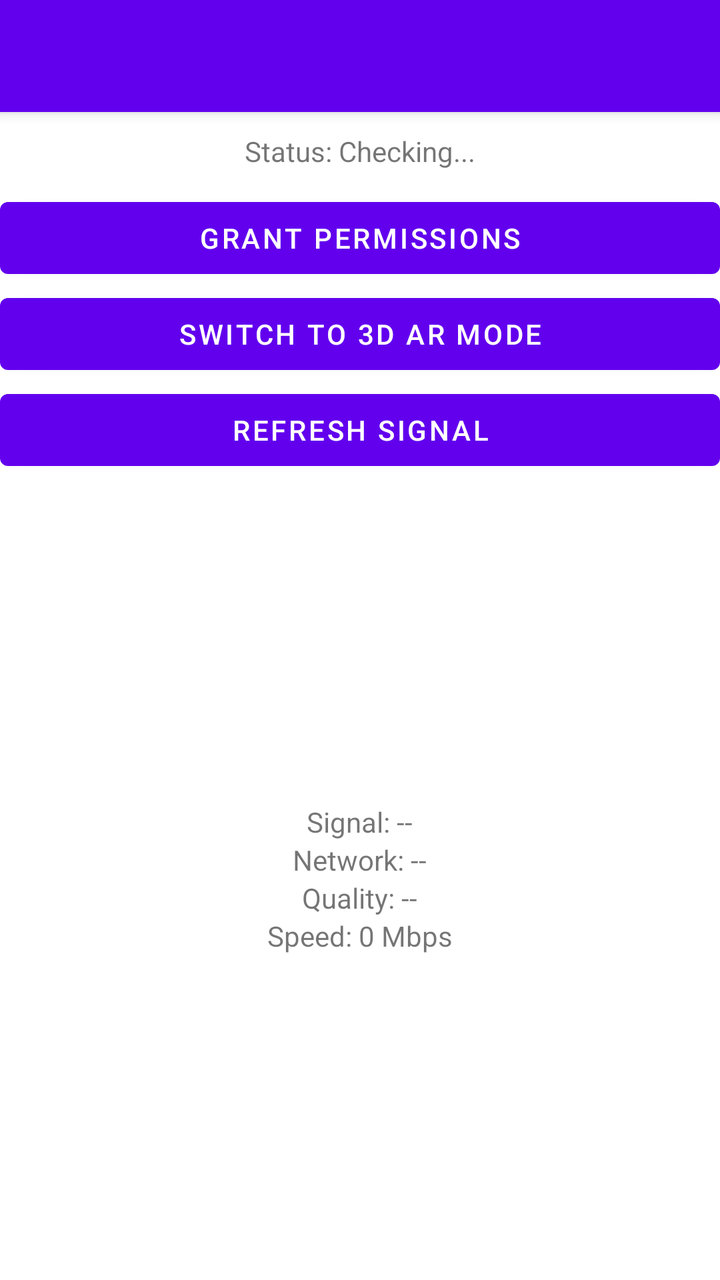
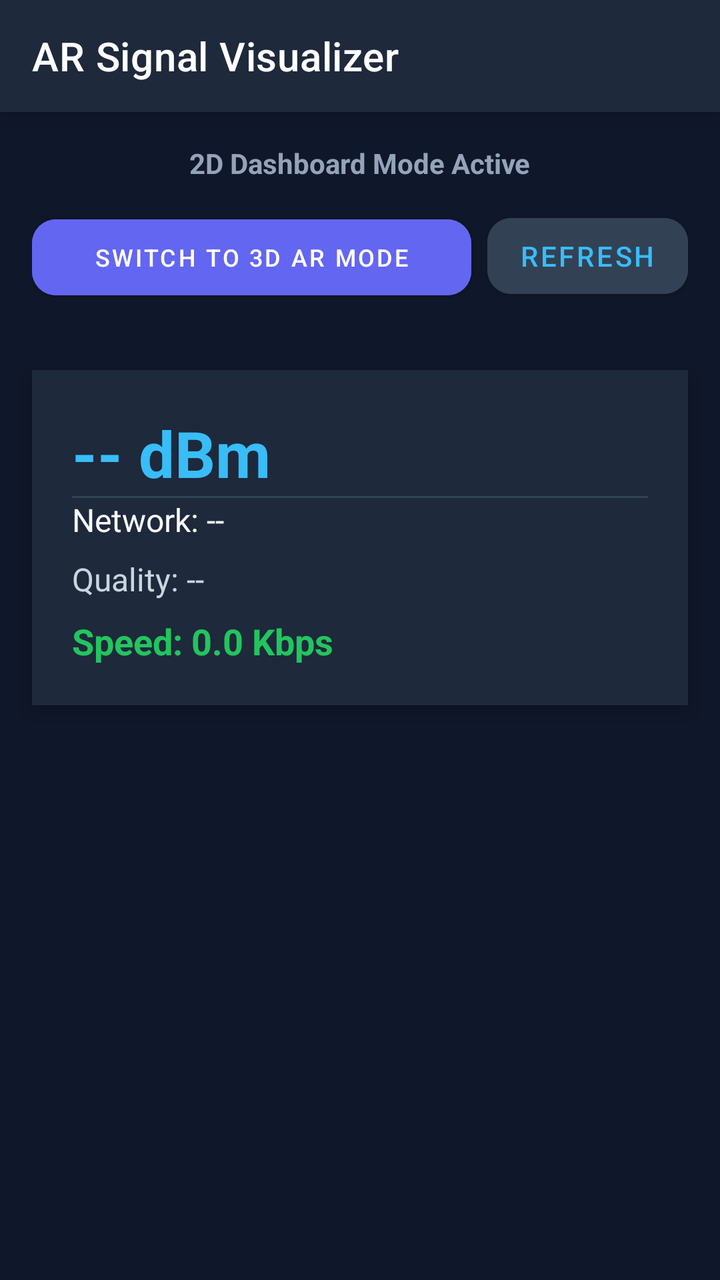

Two renders of the same Android screen: before a commit and after it. Below are the layout's source before the change and the commit's diff.
<!-- AndroidManifest.xml: application theme Theme.MaterialComponents.DayNight.NoActionBar -->
<!-- res/layout/activity_main.xml -->
<?xml version="1.0" encoding="utf-8"?>
<LinearLayout xmlns:android="http://schemas.android.com/apk/res/android"
    android:layout_width="match_parent"
    android:layout_height="match_parent"
    android:orientation="vertical">

    <androidx.appcompat.widget.Toolbar
        android:id="@+id/toolbar"
        android:layout_width="match_parent"
        android:layout_height="?attr/actionBarSize"
        android:background="?attr/colorPrimary"
        android:elevation="4dp" />

    
    <TextView
        android:id="@+id/statusText"
        android:layout_width="match_parent"
        android:layout_height="wrap_content"
        android:padding="10dp"
        android:text="Status: Checking..."
        android:textAlignment="center" />

    <Button
        android:id="@+id/permissionButton"
        android:layout_width="match_parent"
        android:layout_height="wrap_content"
        android:text="Grant Permissions" />

    <Button
        android:id="@+id/modeSwitchButton"
        android:layout_width="match_parent"
        android:layout_height="wrap_content"
        android:text="SWITCH TO 3D AR MODE" />

    <Button
        android:id="@+id/refreshButton"
        android:layout_width="match_parent"
        android:layout_height="wrap_content"
        android:text="Refresh Signal" />

    
    <LinearLayout
        android:id="@+id/container2D"
        android:layout_width="match_parent"
        android:layout_height="match_parent"
        android:orientation="vertical"
        android:gravity="center">
        
        <TextView android:id="@+id/signalText2D" android:layout_width="wrap_content" android:layout_height="wrap_content" android:text="Signal: --" />
        <TextView android:id="@+id/networkText2D" android:layout_width="wrap_content" android:layout_height="wrap_content" android:text="Network: --" />
        <TextView android:id="@+id/qualityText2D" android:layout_width="wrap_content" android:layout_height="wrap_content" android:text="Quality: --" />
        <TextView android:id="@+id/speedText2D" android:layout_width="wrap_content" android:layout_height="wrap_content" android:text="Speed: 0 Mbps" />
    </LinearLayout>

    
    <FrameLayout
        android:id="@+id/arContainer"
        android:layout_width="match_parent"
        android:layout_height="match_parent"
        android:visibility="gone">

        
        <LinearLayout
            android:id="@+id/arOverlayCard"
            android:layout_width="wrap_content"
            android:layout_height="wrap_content"
            android:orientation="vertical"
            android:background="#AA000000"
            android:padding="16dp"
            android:layout_gravity="center">
            
            <TextView android:id="@+id/signalText" android:layout_width="wrap_content" android:layout_height="wrap_content" android:textColor="#FFFFFF" android:text="Signal: --" />
            <TextView android:id="@+id/networkText" android:layout_width="wrap_content" android:layout_height="wrap_content" android:textColor="#FFFFFF" android:text="Network: --" />
            <TextView android:id="@+id/qualityText" android:layout_width="wrap_content" android:layout_height="wrap_content" android:textColor="#FFFFFF" android:text="Quality: --" />
            <TextView android:id="@+id/speedText" android:layout_width="wrap_content" android:layout_height="wrap_content" android:textColor="#FFFFFF" android:text="Speed: 0 Mbps" />
        </LinearLayout>
    </FrameLayout>

</LinearLayout>
<!-- resources referenced by this layout -->
<resources>

</resources>

<!-- the commit's change to res/layout/activity_main.xml (unified diff, before → after) -->
@@ -1,55 +1,131 @@
 <?xml version="1.0" encoding="utf-8"?>
-<LinearLayout xmlns:android="http://schemas.android.com/apk/res/android"
+<RelativeLayout xmlns:android="http://schemas.android.com/apk/res/android"
+    xmlns:app="http://schemas.android.com/apk/res-auto"
     android:layout_width="match_parent"
     android:layout_height="match_parent"
-    android:orientation="vertical">
+    android:background="#0F172A"> 
 
+    
     <androidx.appcompat.widget.Toolbar
         android:id="@+id/toolbar"
         android:layout_width="match_parent"
         android:layout_height="?attr/actionBarSize"
-        android:background="?attr/colorPrimary"
-        android:elevation="4dp" />
+        android:background="#1E293B"
+        android:elevation="8dp"
+        app:title="AR Signal Visualizer"
+        app:titleTextColor="#FFFFFF" />
 
     
-    <TextView
-        android:id="@+id/statusText"
+    <LinearLayout
+        android:id="@+id/controlHeader"
         android:layout_width="match_parent"
         android:layout_height="wrap_content"
-        android:padding="10dp"
-        android:text="Status: Checking..."
-        android:textAlignment="center" />
+        android:layout_below="@id/toolbar"
+        android:orientation="vertical"
+        android:padding="16dp">
 
-    <Button
-        android:id="@+id/permissionButton"
-        android:layout_width="match_parent"
-        android:layout_height="wrap_content"
-        android:text="Grant Permissions" />
+        <TextView
+            android:id="@+id/statusText"
+            android:layout_width="wrap_content"
+            android:layout_height="wrap_content"
+            android:layout_gravity="center"
+            android:text="2D Dashboard Mode Active"
+            android:textColor="#94A3B8"
+            android:textSize="14sp"
+            android:textStyle="bold" />
 
-    <Button
-        android:id="@+id/modeSwitchButton"
-        android:layout_width="match_parent"
-        android:layout_height="wrap_content"
-        android:text="SWITCH TO 3D AR MODE" />
+        <Button
+            android:id="@+id/permissionButton"
+            android:layout_width="match_parent"
+            android:layout_height="wrap_content"
+            android:layout_marginTop="8dp"
+            android:backgroundTint="#EF4444"
+            android:text="Grant Permissions"
+            android:textColor="#FFFFFF"
+            android:visibility="gone" />
 
-    <Button
-        android:id="@+id/refreshButton"
-        android:layout_width="match_parent"
-        android:layout_height="wrap_content"
-        android:text="Refresh Signal" />
+        <LinearLayout
+            android:layout_width="match_parent"
+            android:layout_height="wrap_content"
+            android:layout_marginTop="12dp"
+            android:orientation="horizontal">
+
+            <Button
+                android:id="@+id/modeSwitchButton"
+                android:layout_width="0dp"
+                android:layout_height="50dp"
+                android:layout_weight="1"
+                android:backgroundTint="#6366F1"
+                android:text="SWITCH TO 3D AR MODE"
+                android:textColor="#FFFFFF"
+                android:textSize="12sp"
+                app:cornerRadius="12dp" />
+
+            <Button
+                android:id="@+id/refreshButton"
+                android:layout_width="wrap_content"
+                android:layout_height="50dp"
+                android:layout_marginStart="8dp"
+                android:backgroundTint="#334155"
+                android:text="Refresh"
+                android:textColor="#38BDF8"
+                app:cornerRadius="12dp" />
+        </LinearLayout>
+    </LinearLayout>
 
     
     <LinearLayout
         android:id="@+id/container2D"
         android:layout_width="match_parent"
-        android:layout_height="match_parent"
+        android:layout_height="wrap_content"
+        android:layout_below="@id/controlHeader"
+        android:layout_margin="16dp"
+        android:background="#1E293B"
+        android:elevation="6dp"
         android:orientation="vertical"
-        android:gravity="center">
-        
-        <TextView android:id="@+id/signalText2D" android:layout_width="wrap_content" android:layout_height="wrap_content" android:text="Signal: --" />
-        <TextView android:id="@+id/networkText2D" android:layout_width="wrap_content" android:layout_height="wrap_content" android:text="Network: --" />
-        <TextView android:id="@+id/qualityText2D" android:layout_width="wrap_content" android:layout_height="wrap_content" android:text="Quality: --" />
-        <TextView android:id="@+id/speedText2D" android:layout_width="wrap_content" android:layout_height="wrap_content" android:text="Speed: 0 Mbps" />
+        android:padding="20dp">
+
+        <TextView
+            android:id="@+id/signalText2D"
+            android:layout_width="wrap_content"
+            android:layout_height="wrap_content"
+            android:text="-- dBm"
+            android:textColor="#38BDF8"
+            android:textSize="32sp"
+            android:textStyle="bold" />
+
+        <View
+            android:layout_width="match_parent"
+            android:layout_height="1dp"
+            android:layout_my="12dp"
+            android:background="#334155" />
+
+        <TextView
+            android:id="@+id/networkText2D"
+            android:layout_width="wrap_content"
+            android:layout_height="wrap_content"
+            android:text="Network: --"
+            android:textColor="#F8FAFC"
+            android:textSize="16sp" />
+
+        <TextView
+            android:id="@+id/qualityText2D"
+            android:layout_width="wrap_content"
+            android:layout_height="wrap_content"
+            android:layout_marginTop="8dp"
+            android:text="Quality: --"
+            android:textColor="#CBD5E1"
+            android:textSize="16sp" />
+
+        <TextView
+            android:id="@+id/speedText2D"
+            android:layout_width="wrap_content"
+            android:layout_height="wrap_content"
+            android:layout_marginTop="8dp"
+            android:text="Speed: 0.0 Kbps"
+            android:textColor="#22C55E"
+            android:textSize="18sp"
+            android:textStyle="bold" />
     </LinearLayout>
 
     
@@ -57,23 +133,57 @@
         android:id="@+id/arContainer"
         android:layout_width="match_parent"
         android:layout_height="match_parent"
+        android:layout_below="@id/controlHeader"
         android:visibility="gone">
 
         
         <LinearLayout
             android:id="@+id/arOverlayCard"
-            android:layout_width="wrap_content"
+            android:layout_width="match_parent"
             android:layout_height="wrap_content"
+            android:layout_gravity="top|center_horizontal"
+            android:layout_margin="16dp"
+            android:background="#CC0F172A"
             android:orientation="vertical"
-            android:background="#AA000000"
-            android:padding="16dp"
-            android:layout_gravity="center">
-            
-            <TextView android:id="@+id/signalText" android:layout_width="wrap_content" android:layout_height="wrap_content" android:textColor="#FFFFFF" android:text="Signal: --" />
-            <TextView android:id="@+id/networkText" android:layout_width="wrap_content" android:layout_height="wrap_content" android:textColor="#FFFFFF" android:text="Network: --" />
-            <TextView android:id="@+id/qualityText" android:layout_width="wrap_content" android:layout_height="wrap_content" android:textColor="#FFFFFF" android:text="Quality: --" />
-            <TextView android:id="@+id/speedText" android:layout_width="wrap_content" android:layout_height="wrap_content" android:textColor="#FFFFFF" android:text="Speed: 0 Mbps" />
+            android:padding="16dp">
+
+            <TextView
+                android:id="@+id/signalText"
+                android:layout_width="wrap_content"
+                android:layout_height="wrap_content"
+                android:text="-- dBm"
+                android:textColor="#38BDF8"
+                android:textSize="26sp"
+                android:textStyle="bold" />
+
+            <TextView
+                android:id="@+id/networkText"
+                android:layout_width="wrap_content"
+                android:layout_height="wrap_content"
+                android:layout_marginTop="4dp"
+                android:text="Network: --"
+                android:textColor="#FFFFFF"
+                android:textSize="14sp" />
+
+            <TextView
+                android:id="@+id/qualityText"
+                android:layout_width="wrap_content"
+                android:layout_height="wrap_content"
+                android:layout_marginTop="2dp"
+                android:text="Quality: --"
+                android:textColor="#E2E8F0"
+                android:textSize="14sp" />
+
+            <TextView
+                android:id="@+id/speedText"
+                android:layout_width="wrap_content"
+                android:layout_height="wrap_content"
+                android:layout_marginTop="2dp"
+                android:text="Speed: 0.0 Kbps"
+                android:textColor="#22C55E"
+                android:textSize="15sp"
+                android:textStyle="bold" />
         </LinearLayout>
     </FrameLayout>
 
-</LinearLayout>
+</RelativeLayout>
